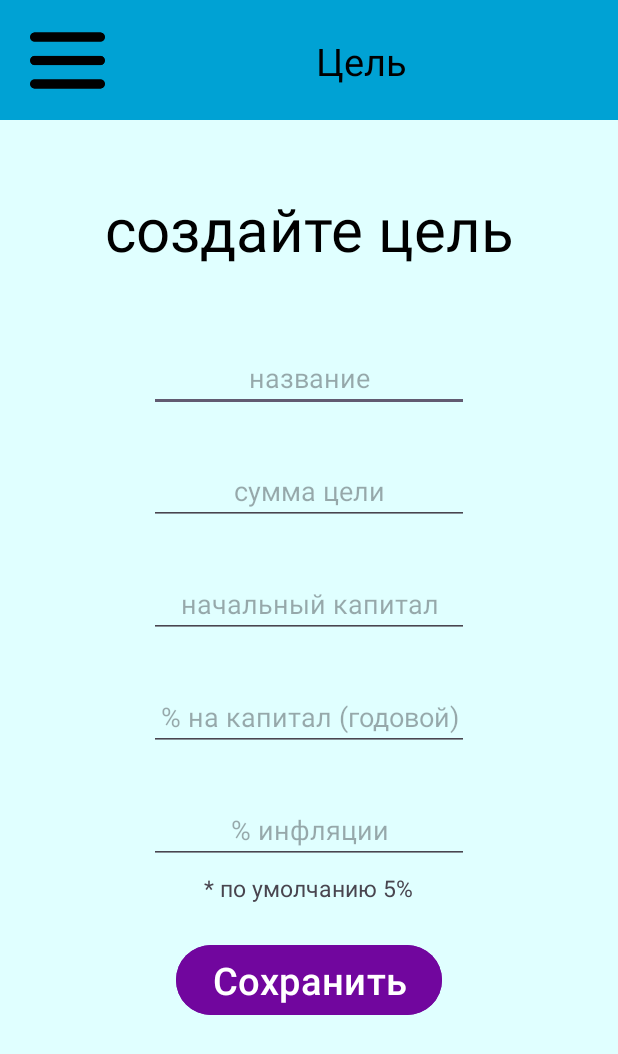
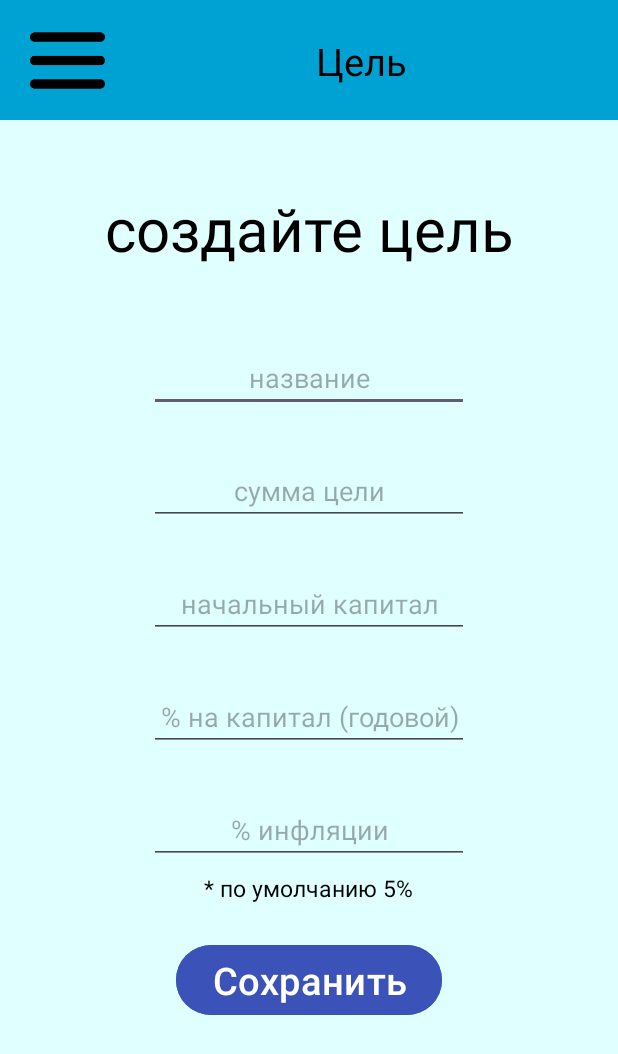
Before and after one commit to sanai1/financial_application, an Android app: the screen it shows after launch (GoalActivity), in the side drawer, after a tap on "ЦЕЛЬ", on a phone screen of 412 x 824 dp. Shown: the top 1054 px of the screen. Run offline under Robolectric (Android 15) with nearby library versions, the phone set to English and light mode, and no system bars; libraries missing offline, so code that uses them is left out: com.github.mikephil.charting; 1 statement that could not run was skipped.

Commit message:
update design

```diff
--- a/app/src/main/java/com/example/financial_application/activity/CategoryActivity.java
+++ b/app/src/main/java/com/example/financial_application/activity/CategoryActivity.java
@@ -152,7 +152,9 @@ public class CategoryActivity extends AppCompatActivity implements CategoryDialo
         binding_activity_category.buttonExpenseCategory.setEnabled(false);
         binding_activity_category.buttonIncomeCategory.setEnabled(true);
         binding_activity_category.buttonExpenseCategory.setBackgroundColor(ContextCompat.getColor(this, R.color.light_sky_blue));
+        binding_activity_category.buttonExpenseCategory.setTextColor(ContextCompat.getColor(this, R.color.gray));
         binding_activity_category.buttonIncomeCategory.setBackgroundColor(ContextCompat.getColor(this, R.color.blue));
+        binding_activity_category.buttonIncomeCategory.setTextColor(ContextCompat.getColor(this, R.color.white));
         expenseButton = true;
         update_view(expenseButton);
     }
@@ -161,7 +163,9 @@ public class CategoryActivity extends AppCompatActivity implements CategoryDialo
         binding_activity_category.buttonExpenseCategory.setEnabled(true);
         binding_activity_category.buttonIncomeCategory.setEnabled(false);
         binding_activity_category.buttonExpenseCategory.setBackgroundColor(ContextCompat.getColor(this, R.color.blue));
+        binding_activity_category.buttonExpenseCategory.setTextColor(ContextCompat.getColor(this, R.color.white));
         binding_activity_category.buttonIncomeCategory.setBackgroundColor(ContextCompat.getColor(this, R.color.light_sky_blue));
+        binding_activity_category.buttonIncomeCategory.setTextColor(ContextCompat.getColor(this, R.color.gray));
         expenseButton = false;
         update_view(expenseButton);
     }
--- a/app/src/main/java/com/example/financial_application/activity/FeedbackActivity.java
+++ b/app/src/main/java/com/example/financial_application/activity/FeedbackActivity.java
@@ -71,7 +71,7 @@ public class FeedbackActivity extends AppCompatActivity {
     }
 
     public void btn_telegram(View view) {
-        Intent intent = new Intent(Intent.ACTION_VIEW, Uri.parse("https://t.me/financial_assistant2024_bot"));
+        Intent intent = new Intent(Intent.ACTION_VIEW, Uri.parse("https://t.me/f_a_support_bot"));
         startActivity(intent);
     }
 }
--- a/app/src/main/java/com/example/financial_application/activity/GoalActivity.java
+++ b/app/src/main/java/com/example/financial_application/activity/GoalActivity.java
@@ -69,7 +69,7 @@ public class GoalActivity extends AppCompatActivity {
         }
     }
     private String getCommand() {
-        String command = "select  t.*," +
+        String command = "select  t.*, " +
                 "t.dohod - t.rash as delta " +
                 "from ( " +
                 "SELECT " +
@@ -77,21 +77,12 @@ public class GoalActivity extends AppCompatActivity {
                 "sum((case when " + DBHelper.COLUMN_EXPENSE + " = 0 and " + DBHelper.COLUMN_IS_BIG_PURCHASE + " = 0 then " + DBHelper.COLUMN_SUMMA_GOAL + " else 0 end)) as dohod, " +
                 "substr( " + DBHelper.COLUMN_ADD_DATA + " ,4,7) as my " +
                 "from ( " +
-                " select h." + DBHelper.COLUMN_SUMMA + " h." + DBHelper.COLUMN_IS_BIG_PURCHASE + " h." + DBHelper.COLUMN_ADD_DATA + " c." + DBHelper.COLUMN_EXPENSE +
+                " select h." + DBHelper.COLUMN_SUMMA + ", h." + DBHelper.COLUMN_IS_BIG_PURCHASE + ", h." + DBHelper.COLUMN_ADD_DATA + ", c." + DBHelper.COLUMN_EXPENSE +
                 " from " + DBHelper.TABLE_HISTORY + " h " +
                 " left join " + DBHelper.TABLE_CATEGORY + " c on c." + DBHelper.COLUMN_CATEGORY_ID + " = " + DBHelper.COLUMN_CATEGORY_UID + ") " +
                 "group by substr( " + DBHelper.COLUMN_ADD_DATA + " ,4,7)" +
                 ") t ";
-//        String command_delta = "select t.*, " +
-//                " t.dohod - t.rash as delta " +
-//                " from ( " +
-//                " select " +
-//                " sum((case when " + DBHelper.COLUMN_IS_EXPENSE + " = 1 and " + DBHelper.COLUMN_IS_BIG_PURCHASE + " = 0 then " + DBHelper.COLUMN_SUMMA + " else 0 end)) as rash, " +
-//                " sum((case when " + DBHelper.COLUMN_IS_EXPENSE + " = 0 and " + DBHelper.COLUMN_IS_BIG_PURCHASE + " = 0 then " + DBHelper.COLUMN_SUMMA + " else 0 end)) as dohod " +
-//                " substr( " + DBHelper.COLUMN_ADD_DATA + " ,4,7) as my " +
-//                " from " + DBHelper.TABLE_HISTORY + " h " +
-//                " group by substr( " + DBHelper.COLUMN_ADD_DATA + " ,4,7) " +
-//                " ) t ";
+
         return command;
     }
 
@@ -131,16 +122,7 @@ public class GoalActivity extends AppCompatActivity {
                             month = now_month - 1 + 0.11;
                         }
                         String command = getCommand() + " where my = '" + month + "'";
-//                                "select t.*, " +
-//                                " t.dohod - t.rash as delta " +
-//                                " from ( " +
-//                                " select " +
-//                                " sum((case when " + DBHelper.COLUMN_IS_EXPENSE + " = 1 and " + DBHelper.COLUMN_IS_BIG_PURCHASE + " = 0 then " + DBHelper.COLUMN_SUMMA + " else 0 end)) as rash, " +
-//                                " sum((case when " + DBHelper.COLUMN_IS_EXPENSE + " = 0 and " + DBHelper.COLUMN_IS_BIG_PURCHASE + " = 0 then " + DBHelper.COLUMN_SUMMA + " else 0 end)) as dohod " +
-//                                " substr( " + DBHelper.COLUMN_ADD_DATA + " ,4,7) as my " +
-//                                " from " + DBHelper.TABLE_HISTORY + " h " +
-//                                " group by substr( " + DBHelper.COLUMN_ADD_DATA + " ,4,7) " +
-//                                " ) t where my = '" + month + "'";
+
                         Cursor cursor_delta = database.rawQuery(command, null);
                         cursor_delta.moveToNext();
 
@@ -228,19 +210,6 @@ public class GoalActivity extends AppCompatActivity {
     private List<Double> getCoefficients() {
         List<Double> doubleList = new ArrayList<>();
         String command = getCommand() + " order by my";
-//                "select  t.*," +
-//                "t.dohod - t.rash as delta " +
-//                "from ( " +
-//                "SELECT " +
-//                "sum((case when " + DBHelper.COLUMN_EXPENSE + " = 1 and " + DBHelper.COLUMN_IS_BIG_PURCHASE + " = 0 then " + DBHelper.COLUMN_SUMMA_GOAL + " else 0 end)) as rash, " +
-//                "sum((case when " + DBHelper.COLUMN_EXPENSE + " = 0 and " + DBHelper.COLUMN_IS_BIG_PURCHASE + " = 0 then " + DBHelper.COLUMN_SUMMA_GOAL + " else 0 end)) as dohod, " +
-//                "substr( " + DBHelper.COLUMN_ADD_DATA + " ,4,7) as my " +
-//                "from ( "
-//                        " select h." + DBHelper.COLUMN_SUMMA + " h." + DBHelper.COLUMN_IS_BIG_PURCHASE + " h." + DBHelper.COLUMN_ADD_DATA + " c." + DBHelper.COLUMN_EXPENSE +
-//                                " from " + DBHelper.TABLE_HISTORY + " h " +
-//                                " left join " + DBHelper.TABLE_CATEGORY + " c on c." + DBHelper.COLUMN_CATEGORY_ID + " = " + DBHelper.COLUMN_CATEGORY_UID + ") " +
-//                "group by substr( " + DBHelper.COLUMN_ADD_DATA + " ,4,7)" +
-//                ") t order by my";
 
         Cursor cursor = database.rawQuery(command, null);
 
--- a/app/src/main/java/com/example/financial_application/activity/MainActivity.java
+++ b/app/src/main/java/com/example/financial_application/activity/MainActivity.java
@@ -146,7 +146,9 @@ public class MainActivity extends AppCompatActivity implements CategoryDialog.Di
         binding_activity_main.buttonIncome.setEnabled(false);
         binding_activity_main.buttonExpense.setEnabled(true);
         binding_activity_main.buttonIncome.setBackgroundColor(ContextCompat.getColor(this, R.color.light_sky_blue));
+        binding_activity_main.buttonIncome.setTextColor(ContextCompat.getColor(this, R.color.gray));
         binding_activity_main.buttonExpense.setBackgroundColor(ContextCompat.getColor(this, R.color.blue));
+        binding_activity_main.buttonExpense.setTextColor(ContextCompat.getColor(this, R.color.white));
         binding_activity_main.checkBoxBidPurchase.setChecked(false);
         binding_activity_main.checkBoxBidPurchase.setText("разовый доход");
         expense_main = false;
@@ -163,7 +165,9 @@ public class MainActivity extends AppCompatActivity implements CategoryDialog.Di
         binding_activity_main.checkBoxBidPurchase.setEnabled(true);
         binding_activity_main.checkBoxBidPurchase.setChecked(false);
         binding_activity_main.buttonIncome.setBackgroundColor(ContextCompat.getColor(this, R.color.blue));
+        binding_activity_main.buttonIncome.setTextColor(ContextCompat.getColor(this, R.color.white));
         binding_activity_main.buttonExpense.setBackgroundColor(ContextCompat.getColor(this, R.color.light_sky_blue));
+        binding_activity_main.buttonExpense.setTextColor(ContextCompat.getColor(this, R.color.gray));
         binding_activity_main.checkBoxBidPurchase.setText("крупная покупка");
         binding_activity_main.buttonExpense.setEnabled(false);
         expense_main = true;
--- a/app/src/main/res/layout/activity_goal.xml
+++ b/app/src/main/res/layout/activity_goal.xml
@@ -62,7 +62,7 @@
             android:onClick="calculation"
             android:text="рассчитать"
             android:textSize="25dp"
-            android:backgroundTint="@color/purple"
+            android:backgroundTint="@color/blue"
             android:textColor="@color/white"
             app:layout_constraintEnd_toEndOf="parent"
             app:layout_constraintStart_toStartOf="parent"
@@ -88,6 +88,7 @@
             android:layout_marginTop="8dp"
             android:text=""
             android:textSize="15dp"
+            android:textColor="@color/black"
             android:enabled="false"
             app:layout_constraintEnd_toEndOf="parent"
             app:layout_constraintStart_toStartOf="parent"
--- a/app/src/main/res/layout/activity_goal_start.xml
+++ b/app/src/main/res/layout/activity_goal_start.xml
@@ -35,6 +35,7 @@
             android:ems="10"
             android:gravity="center"
             android:inputType="text"
+            android:textColor="@color/black"
             android:hint="название"
             app:layout_constraintEnd_toEndOf="parent"
             app:layout_constraintStart_toStartOf="parent"
@@ -48,6 +49,7 @@
             android:ems="10"
             android:inputType="number"
             android:hint="сумма цели"
+            android:textColor="@color/black"
             android:gravity="center"
             app:layout_constraintEnd_toEndOf="parent"
             app:layout_constraintStart_toStartOf="parent"
@@ -61,6 +63,7 @@
             android:ems="10"
             android:inputType="number"
             android:hint="начальный капитал"
+            android:textColor="@color/black"
             android:gravity="center"
             app:layout_constraintEnd_toEndOf="parent"
             app:layout_constraintStart_toStartOf="@+id/includeMenu"
@@ -74,6 +77,7 @@
             android:ems="10"
             android:inputType="number"
             android:hint="% на капитал (годовой)"
+            android:textColor="@color/black"
             android:gravity="center"
             app:layout_constraintEnd_toEndOf="parent"
             app:layout_constraintStart_toStartOf="parent"
@@ -87,6 +91,7 @@
             android:ems="10"
             android:inputType="number"
             android:hint="% инфляции"
+            android:textColor="@color/black"
             android:gravity="center"
             app:layout_constraintEnd_toEndOf="parent"
             app:layout_constraintStart_toStartOf="parent"
@@ -99,7 +104,8 @@
             android:layout_marginTop="50dp"
             android:text="Сохранить"
             android:textSize="25dp"
-            android:backgroundTint="@color/purple"
+            android:backgroundTint="@color/blue"
+            android:textColor="@color/white"
             android:onClick="save_goal"
             app:layout_constraintEnd_toEndOf="parent"
             app:layout_constraintStart_toStartOf="parent"
@@ -112,6 +118,7 @@
             android:layout_marginTop="5dp"
             android:text="* по умолчанию 5%"
             android:textSize="15dp"
+            android:textColor="@color/black"
             app:layout_constraintEnd_toEndOf="parent"
             app:layout_constraintHorizontal_bias="0.498"
             app:layout_constraintStart_toStartOf="parent"
@@ -125,6 +132,7 @@
             android:text="@string/info_update_goal"
             android:gravity="center"
             android:textSize="15dp"
+            android:textColor="@color/black"
             app:layout_constraintEnd_toEndOf="parent"
             app:layout_constraintStart_toStartOf="parent"
             app:layout_constraintTop_toBottomOf="@+id/buttonSaveGoal" />
--- a/app/src/main/res/layout/activity_main.xml
+++ b/app/src/main/res/layout/activity_main.xml
@@ -27,7 +27,7 @@
             android:layout_marginTop="765dp"
             android:layout_marginBottom="40dp"
             android:onClick="save_expense"
-            android:backgroundTint="@color/purple"
+            android:backgroundTint="@color/blue"
             android:text="сохранить"
             android:textSize="25dp"
             android:textColor="@color/white"
@@ -92,6 +92,7 @@
             android:onClick="income"
             android:backgroundTint="@color/blue"
             android:text="доход"
+            android:textColor="@color/white"
             android:textSize="25dp"
             app:layout_constraintStart_toEndOf="@+id/button_expense"
             app:layout_constraintTop_toTopOf="parent" />
@@ -121,6 +122,7 @@
             android:onClick="expense"
             android:backgroundTint="@color/light_sky_blue"
             android:text="расход"
+            android:textColor="@color/gray"
             android:textSize="25dp"
             app:layout_constraintStart_toStartOf="parent"
             app:layout_constraintTop_toTopOf="parent" />
--- a/app/src/main/res/layout/activity_report.xml
+++ b/app/src/main/res/layout/activity_report.xml
@@ -23,6 +23,7 @@
             android:layout_height="wrap_content"
             android:text="Скоро здесь появится кое-что интересное"
             android:textSize="17dp"
+            android:textColor="@color/black"
             app:layout_constraintBottom_toBottomOf="@+id/includeMenu"
             app:layout_constraintEnd_toEndOf="@+id/includeMenu"
             app:layout_constraintStart_toStartOf="@+id/includeMenu"
--- a/app/src/main/res/values/colors.xml
+++ b/app/src/main/res/values/colors.xml
@@ -14,4 +14,5 @@
     <color name="light_cyan">#E0FFFF</color>
     <color name="light_green">#90EE90</color>
     <color name="bright_blue">#FF3F51B5</color>
+    <color name="gray">#808080</color>
 </resources>
```
Also changed, not shown: app/src/main/res/layout/activity_category.xml (+5 -3 lines), app/src/main/res/layout/add_category.xml (+8 -3 lines).
